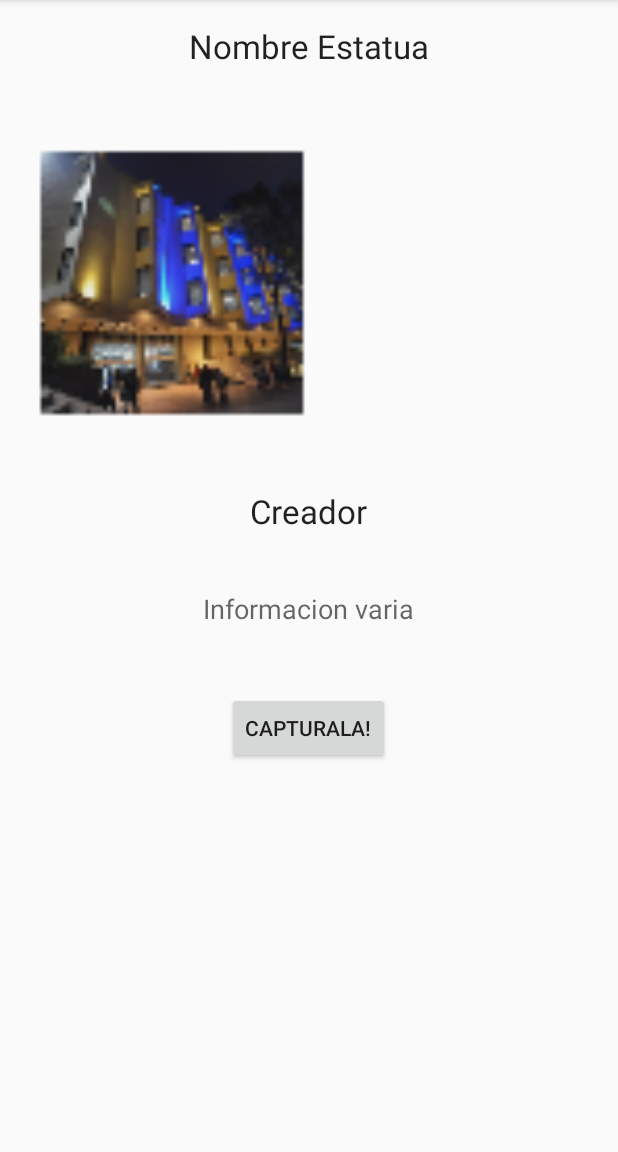
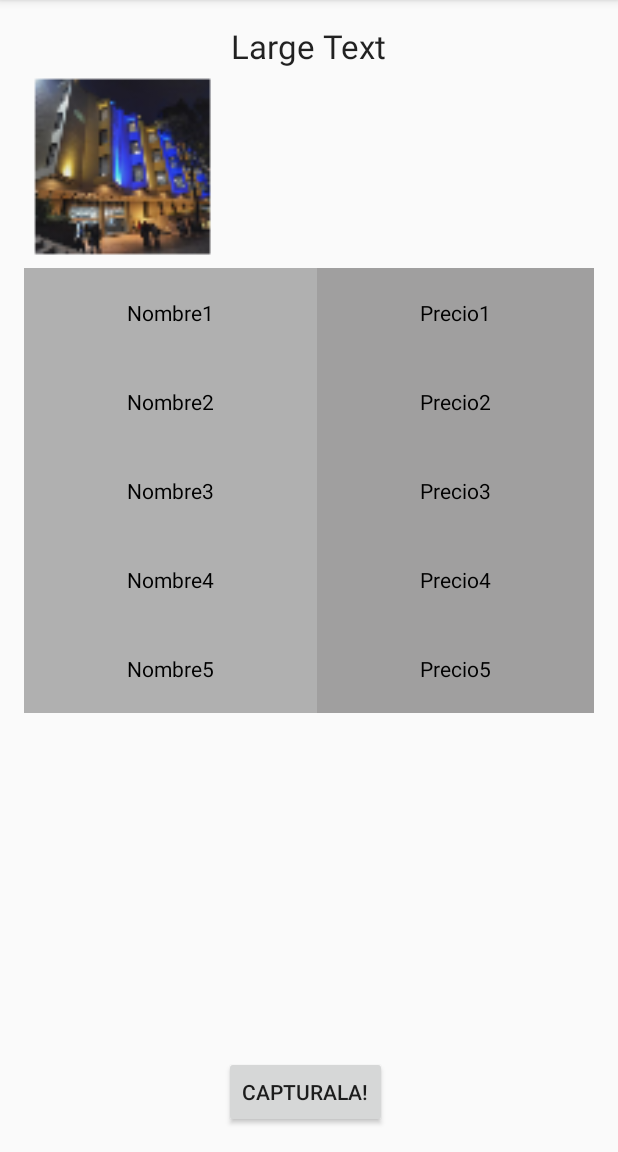
Before and after one commit to fabka/javewaze, an Android app: the screen it shows after launch (EstatuaActivity before the commit, CafeteriaActivity after it), on a phone screen of 412 x 824 dp, the part 84-1236 px from its top. Run offline under Robolectric (Android 15) with nearby library versions, the phone set to English and light mode, and no system bars.

Commit message:
Se agrega el layout Cafeteria

```diff
--- a/app/src/main/AndroidManifest.xml
+++ b/app/src/main/AndroidManifest.xml
@@ -1,6 +1,10 @@
 <?xml version="1.0" encoding="utf-8"?>
 <manifest xmlns:android="http://schemas.android.com/apk/res/android"
     package="fabi.javewaze">
+
+    <uses-feature
+        android:name="android.hardware.camera"
+        android:required="true" />
 
     <application
         android:allowBackup="true"
@@ -15,9 +19,8 @@
                 <category android:name="android.intent.category.LAUNCHER" />
             </intent-filter>
         </activity>
-        <activity android:name=".EstatuaActivity"></activity>
+        <activity android:name=".EstatuaActivity" />
+        <activity android:name=".CafeteriaActivity"></activity>
     </application>
 
-    <uses-feature android:name="android.hardware.camera" android:required="true" />
-
 </manifest>
--- /dev/null
+++ b/app/src/main/java/fabi/javewaze/CafeteriaActivity.java
@@ -0,0 +1,49 @@
+package fabi.javewaze;
+
+import android.content.Intent;
+import android.graphics.Bitmap;
+import android.provider.MediaStore;
+import android.support.v7.app.AppCompatActivity;
+import android.os.Bundle;
+import android.view.View;
+import android.widget.ImageView;
+
+public class CafeteriaActivity extends AppCompatActivity {
+
+    static final int REQUEST_IMAGE_CAPTURE = 1;
+    public ImageView im, foto;
+
+    @Override
+    protected void onCreate(Bundle savedInstanceState) {
+        super.onCreate(savedInstanceState);
+        setContentView(R.layout.activity_cafeteria);
+        foto = (ImageView) findViewById(R.id.imageFoto_image_cafeteria );
+        im = (ImageView) findViewById(R.id.imageCafeteria_image_cafeteria );
+        foto.getLayoutParams().height=200;
+        foto.getLayoutParams().width=200;
+        im.getLayoutParams().height=200;
+        im.getLayoutParams().width=200;
+        //im.setScaleType(ImageView.ScaleType.CENTER_CROP);
+        im.setImageResource(R.mipmap.im_biblio);
+    }
+
+
+    private void dispatchTakePictureIntent() {
+        Intent takePictureIntent = new Intent(MediaStore.ACTION_IMAGE_CAPTURE);
+        if (takePictureIntent.resolveActivity(getPackageManager()) != null) {
+            startActivityForResult(takePictureIntent, REQUEST_IMAGE_CAPTURE);
+        }
+    }
+
+    public void click2 (View v){
+        dispatchTakePictureIntent();
+    }
+
+    protected void onActivityResult(int requestCode, int resultCode, Intent data) {
+        if (requestCode == REQUEST_IMAGE_CAPTURE && resultCode == RESULT_OK) {
+            Bundle extras = data.getExtras();
+            Bitmap imageBitmap = (Bitmap) extras.get("data");
+            foto.setImageBitmap(imageBitmap);
+        }
+    }
+}
--- a/app/src/main/java/fabi/javewaze/MainActivity.java
+++ b/app/src/main/java/fabi/javewaze/MainActivity.java
@@ -12,7 +12,8 @@ public class MainActivity extends AppCompatActivity {
     protected void onCreate(Bundle savedInstanceState) {
         super.onCreate(savedInstanceState);
         setContentView(R.layout.main_activity);
-        Intent i = new Intent(this, EstatuaActivity.class );
+        //Intent i = new Intent(this, EstatuaActivity.class );
+        Intent i = new Intent(this, CafeteriaActivity.class );
         startActivity(i);
 
     }
--- /dev/null
+++ b/app/src/main/res/layout/activity_cafeteria.xml
@@ -0,0 +1,150 @@
+<?xml version="1.0" encoding="utf-8"?>
+<RelativeLayout xmlns:android="http://schemas.android.com/apk/res/android"
+    xmlns:tools="http://schemas.android.com/tools"
+    android:layout_width="match_parent"
+    android:layout_height="match_parent"
+    android:paddingBottom="@dimen/activity_vertical_margin"
+    android:paddingLeft="@dimen/activity_horizontal_margin"
+    android:paddingRight="@dimen/activity_horizontal_margin"
+    android:paddingTop="@dimen/activity_vertical_margin"
+    tools:context="fabi.javewaze.CafeteriaActivity">
+
+    <TextView
+        android:layout_width="wrap_content"
+        android:layout_height="wrap_content"
+        android:textAppearance="?android:attr/textAppearanceLarge"
+        android:text="Large Text"
+        android:id="@+id/textView3"
+        android:layout_alignParentTop="true"
+        android:layout_centerHorizontal="true" />
+
+    <LinearLayout
+        android:orientation="horizontal"
+        android:layout_width="match_parent"
+        android:layout_height="wrap_content"
+        android:layout_below="@+id/textView3"
+        android:layout_alignRight="@+id/textView3"
+        android:layout_alignEnd="@+id/textView3"
+        android:id="@+id/linearLayout3">
+
+        <ImageView
+            android:layout_width="wrap_content"
+            android:layout_height="wrap_content"
+            android:id="@+id/imageCafeteria_image_cafeteria" />
+    </LinearLayout>
+
+    <LinearLayout
+        android:orientation="horizontal"
+        android:layout_width="match_parent"
+        android:layout_height="wrap_content"
+        android:layout_below="@+id/textView3"
+        android:layout_toRightOf="@+id/textView3"
+        android:layout_toEndOf="@+id/textView3"
+        android:id="@+id/linearLayout4">
+
+        <ImageView
+            android:layout_width="wrap_content"
+            android:layout_height="wrap_content"
+            android:id="@+id/imageFoto_image_cafeteria" />
+    </LinearLayout>
+
+    <TableLayout
+        android:layout_width="match_parent"
+        android:layout_height="wrap_content"
+        android:layout_centerHorizontal="true"
+        android:layout_below="@+id/linearLayout3"
+        android:layout_above="@+id/button2">
+        <TableRow
+            android:layout_height="wrap_content"
+            android:layout_width="fill_parent"
+            android:gravity="center_horizontal">
+            <TextView
+                android:id="@+id/tv_prod1" android:text="Nombre1"
+                android:layout_weight="1" android:background="#b0b0b0"
+                android:textColor="#000000"
+                android:padding="20dip" android:gravity="center"/>
+
+            <TextView
+                android:id="@+id/tv_precio1" android:text="Precio1"
+                android:layout_weight="1" android:background="#a09f9f"
+                android:textColor="#000000"
+                android:padding="20dip" android:gravity="center"/>
+        </TableRow>
+        <TableRow
+            android:layout_height="wrap_content"
+            android:layout_width="fill_parent"
+            android:gravity="center_horizontal">
+            <TextView
+                android:id="@+id/tv_prod2" android:text="Nombre2"
+                android:layout_weight="1" android:background="#b0b0b0"
+                android:textColor="#000000"
+                android:padding="20dip" android:gravity="center"/>
+
+            <TextView
+                android:id="@+id/tv_precio2" android:text="Precio2"
+                android:layout_weight="1" android:background="#a09f9f"
+                android:textColor="#000000"
+                android:padding="20dip" android:gravity="center"/>
+        </TableRow>
+        <TableRow
+            android:layout_height="wrap_content"
+            android:layout_width="fill_parent"
+            android:gravity="center_horizontal">
+            <TextView
+                android:id="@+id/tv_prod3" android:text="Nombre3"
+                android:layout_weight="1" android:background="#b0b0b0"
+                android:textColor="#000000"
+                android:padding="20dip" android:gravity="center"/>
+
+            <TextView
+                android:id="@+id/tv_precio3" android:text="Precio3"
+                android:layout_weight="1" android:background="#a09f9f"
+                android:textColor="#000000"
+                android:padding="20dip" android:gravity="center"/>
+        </TableRow>
+        <TableRow
+            android:layout_height="wrap_content"
+            android:layout_width="fill_parent"
+            android:gravity="center_horizontal">
+            <TextView
+                android:id="@+id/tv_prod4" android:text="Nombre4"
+                android:layout_weight="1" android:background="#b0b0b0"
+                android:textColor="#000000"
+                android:padding="20dip" android:gravity="center"/>
+
+            <TextView
+                android:id="@+id/tv_precio4" android:text="Precio4"
+                android:layout_weight="1" android:background="#a09f9f"
+                android:textColor="#000000"
+                android:padding="20dip" android:gravity="center"/>
+        </TableRow>
+        <TableRow
+            android:layout_height="wrap_content"
+            android:layout_width="fill_parent"
+            android:gravity="center_horizontal">
+            <TextView
+                android:id="@+id/tv_prod5" android:text="Nombre5"
+                android:layout_weight="1" android:background="#b0b0b0"
+                android:textColor="#000000"
+                android:padding="20dip" android:gravity="center"/>
+
+            <TextView
+                android:id="@+id/tv_precio5" android:text="Precio5"
+                android:layout_weight="1" android:background="#a09f9f"
+                android:textColor="#000000"
+                android:padding="20dip" android:gravity="center"/>
+        </TableRow>
+
+    </TableLayout>
+
+    <Button
+        android:layout_width="wrap_content"
+        android:layout_height="wrap_content"
+        android:text="@string/btn_capturar"
+        android:id="@+id/button2"
+        android:layout_alignParentBottom="true"
+        android:layout_toLeftOf="@+id/linearLayout4"
+        android:layout_toStartOf="@+id/linearLayout4"
+        android:onClick="click2"/>
+
+</RelativeLayout>
```
